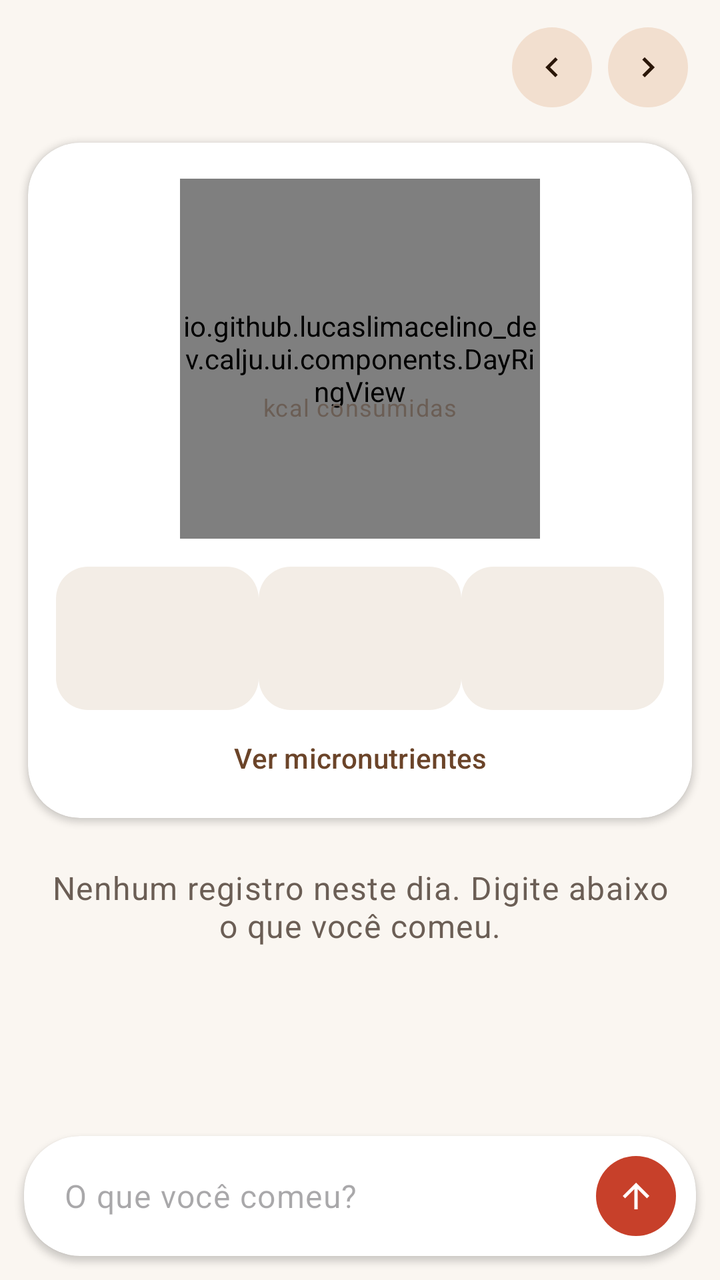
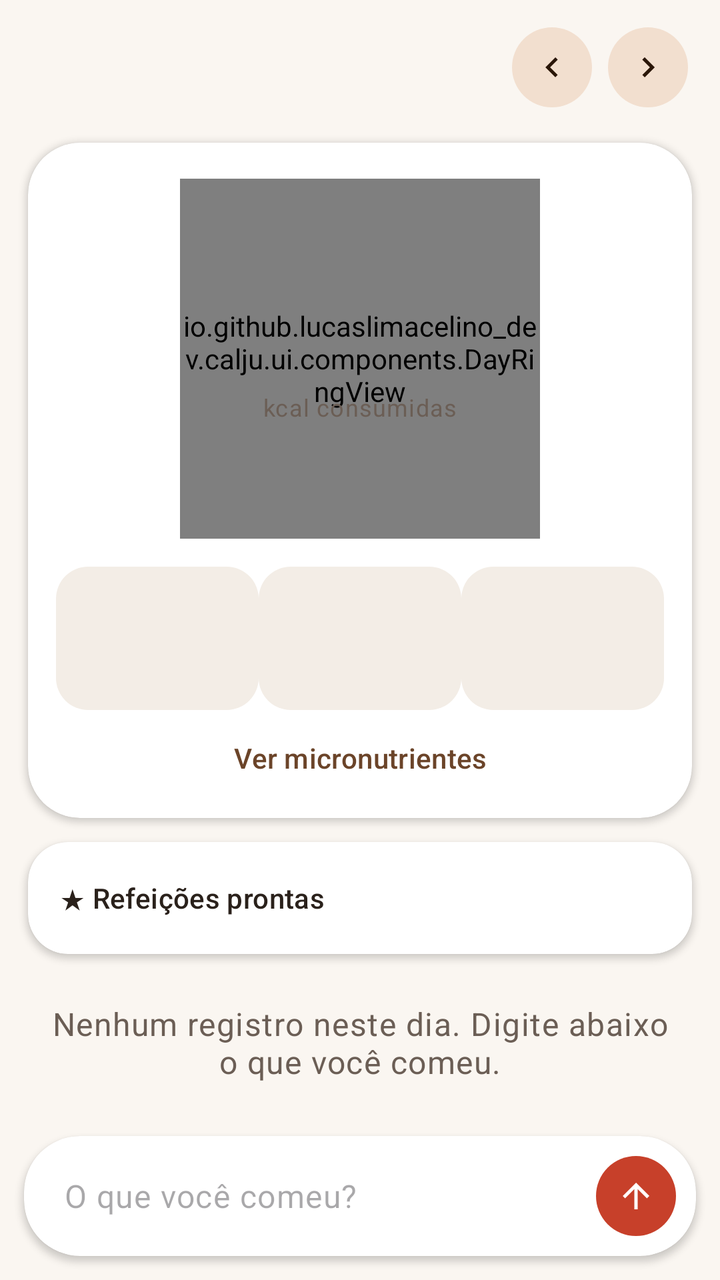

Compare the two renders of this Android layout. The source of the first and the diff that turns it into the second are given below.
<!-- AndroidManifest.xml: application theme Theme.CaLju -->
<!-- res/layout/fragment_diary.xml -->
<?xml version="1.0" encoding="utf-8"?>
<LinearLayout xmlns:android="http://schemas.android.com/apk/res/android"
    xmlns:app="http://schemas.android.com/apk/res-auto"
    android:layout_width="match_parent"
    android:layout_height="match_parent"
    android:orientation="vertical">

    <androidx.coordinatorlayout.widget.CoordinatorLayout
        android:id="@+id/content_area"
        android:layout_width="match_parent"
        android:layout_height="0dp"
        android:layout_weight="1">

        <androidx.core.widget.NestedScrollView
            android:id="@+id/content"
            android:layout_width="match_parent"
            android:layout_height="match_parent"
            android:clipToPadding="false"
            android:paddingBottom="8dp">

            <LinearLayout
                android:layout_width="match_parent"
                android:layout_height="wrap_content"
                android:orientation="vertical">

                <LinearLayout
                    android:layout_width="match_parent"
                    android:layout_height="wrap_content"
                    android:gravity="center_vertical"
                    android:orientation="horizontal"
                    android:paddingStart="20dp"
                    android:paddingTop="8dp"
                    android:paddingEnd="12dp">

                    <LinearLayout
                        android:layout_width="0dp"
                        android:layout_height="wrap_content"
                        android:layout_weight="1"
                        android:orientation="vertical">

                        <TextView
                            android:id="@+id/day_title"
                            android:layout_width="wrap_content"
                            android:layout_height="wrap_content"
                            android:accessibilityHeading="true"
                            android:textAppearance="?attr/textAppearanceHeadlineSmall"
                            android:textStyle="bold" />

                        <TextView
                            android:id="@+id/day_subtitle"
                            android:layout_width="wrap_content"
                            android:layout_height="wrap_content"
                            android:textAppearance="?attr/textAppearanceBodyMedium"
                            android:textColor="?attr/colorOnSurfaceVariant" />

                    </LinearLayout>

                    <com.google.android.material.button.MaterialButton
                        android:id="@+id/previous_day"
                        style="@style/Widget.Material3.Button.IconButton.Filled.Tonal"
                        android:layout_width="48dp"
                        android:layout_height="48dp"
                        android:contentDescription="@string/day_previous"
                        app:icon="@drawable/ic_chevron_left" />

                    <com.google.android.material.button.MaterialButton
                        android:id="@+id/next_day"
                        style="@style/Widget.Material3.Button.IconButton.Filled.Tonal"
                        android:layout_width="48dp"
                        android:layout_height="48dp"
                        android:contentDescription="@string/day_next"
                        app:icon="@drawable/ic_chevron_right" />

                </LinearLayout>

                <com.google.android.material.card.MaterialCardView
                    style="@style/Widget.CaLju.Card"
                    android:layout_width="match_parent"
                    android:layout_height="wrap_content"
                    android:layout_marginHorizontal="14dp"
                    android:layout_marginTop="12dp"
                    app:cardCornerRadius="26dp">

                    <LinearLayout
                        android:layout_width="match_parent"
                        android:layout_height="wrap_content"
                        android:orientation="vertical"
                        android:paddingHorizontal="14dp"
                        android:paddingTop="18dp"
                        android:paddingBottom="6dp">

                        <FrameLayout
                            android:id="@+id/ring_container"
                            android:layout_width="180dp"
                            android:layout_height="180dp"
                            android:layout_gravity="center_horizontal"
                            android:focusable="true">

                            <io.github.lucaslimacelino_dev.calju.ui.components.DayRingView
                                android:id="@+id/ring"
                                android:layout_width="match_parent"
                                android:layout_height="match_parent"
                                android:importantForAccessibility="no" />

                            <LinearLayout
                                android:layout_width="wrap_content"
                                android:layout_height="wrap_content"
                                android:layout_gravity="center"
                                android:gravity="center_horizontal"
                                android:importantForAccessibility="noHideDescendants"
                                android:orientation="vertical">

                                <TextView
                                    android:id="@+id/kcal_value"
                                    android:layout_width="wrap_content"
                                    android:layout_height="wrap_content"
                                    android:fontFeatureSettings="tnum"
                                    android:textAppearance="?attr/textAppearanceDisplaySmall"
                                    android:textColor="?attr/colorOnSurface"
                                    android:textStyle="bold" />

                                <TextView
                                    android:id="@+id/kcal_caption"
                                    android:layout_width="wrap_content"
                                    android:layout_height="wrap_content"
                                    android:text="@string/kcal_consumed"
                                    android:textAppearance="?attr/textAppearanceBodySmall"
                                    android:textColor="?attr/colorOnSurfaceVariant" />

                            </LinearLayout>

                        </FrameLayout>

                        <com.google.android.material.button.MaterialButton
                            android:id="@+id/define_goal"
                            style="@style/Widget.Material3.Button.TonalButton"
                            android:layout_width="wrap_content"
                            android:layout_height="wrap_content"
                            android:layout_gravity="center_horizontal"
                            android:layout_marginTop="8dp"
                            android:text="@string/goals_define"
                            android:visibility="gone" />

                        <LinearLayout
                            android:layout_width="match_parent"
                            android:layout_height="wrap_content"
                            android:layout_marginTop="14dp"
                            android:baselineAligned="false"
                            android:orientation="horizontal">

                            <include
                                android:id="@+id/protein"
                                layout="@layout/view_macro_card"
                                android:layout_width="0dp"
                                android:layout_height="wrap_content"
                                android:layout_weight="1" />

                            <include
                                android:id="@+id/carbohydrate"
                                layout="@layout/view_macro_card"
                                android:layout_width="0dp"
                                android:layout_height="wrap_content"
                                android:layout_weight="1" />

                            <include
                                android:id="@+id/fat"
                                layout="@layout/view_macro_card"
                                android:layout_width="0dp"
                                android:layout_height="wrap_content"
                                android:layout_weight="1" />

                        </LinearLayout>

                        <com.google.android.material.button.MaterialButton
                            android:id="@+id/micronutrients_button"
                            style="@style/Widget.Material3.Button.TextButton"
                            android:layout_width="wrap_content"
                            android:layout_height="wrap_content"
                            android:layout_gravity="center_horizontal"
                            android:text="@string/micronutrients_show" />

                    </LinearLayout>

                </com.google.android.material.card.MaterialCardView>

                <TextView
                    android:id="@+id/empty_state"
                    style="@style/Widget.CaLju.EmptyState"
                    android:layout_gravity="center_horizontal"
                    android:text="@string/diary_empty" />

                <androidx.recyclerview.widget.RecyclerView
                    android:id="@+id/entries"
                    android:layout_width="match_parent"
                    android:layout_height="wrap_content"
                    android:layout_marginTop="6dp"
                    android:nestedScrollingEnabled="false"
                    app:layoutManager="androidx.recyclerview.widget.LinearLayoutManager" />

            </LinearLayout>

        </androidx.core.widget.NestedScrollView>

        <com.google.android.material.card.MaterialCardView
            android:id="@+id/suggestions_card"
            style="@style/Widget.CaLju.Card"
            android:layout_width="match_parent"
            android:layout_height="wrap_content"
            android:layout_gravity="bottom"
            android:layout_marginHorizontal="12dp"
            android:visibility="gone">

            <androidx.recyclerview.widget.RecyclerView
                android:id="@+id/suggestions"
                android:layout_width="match_parent"
                android:layout_height="wrap_content"
                app:layoutManager="androidx.recyclerview.widget.LinearLayoutManager" />

        </com.google.android.material.card.MaterialCardView>

    </androidx.coordinatorlayout.widget.CoordinatorLayout>

    <com.google.android.material.card.MaterialCardView
        android:id="@+id/composer"
        style="@style/Widget.CaLju.Card"
        android:layout_width="match_parent"
        android:layout_height="wrap_content"
        android:layout_margin="12dp"
        app:cardCornerRadius="28dp">

        <LinearLayout
            android:layout_width="match_parent"
            android:layout_height="wrap_content"
            android:gravity="center_vertical"
            android:orientation="horizontal"
            android:paddingVertical="6dp"
            android:paddingStart="20dp"
            android:paddingEnd="6dp">

            <EditText
                android:id="@+id/food_input"
                android:layout_width="0dp"
                android:layout_height="wrap_content"
                android:layout_weight="1"
                android:background="@null"
                android:hint="@string/food_input_hint"
                android:importantForAutofill="no"
                android:imeOptions="actionSend"
                android:inputType="textCapSentences|textNoSuggestions"
                android:minHeight="48dp"
                android:textAppearance="?attr/textAppearanceBodyLarge" />

            <com.google.android.material.button.MaterialButton
                android:id="@+id/send_button"
                style="@style/Widget.CaLju.SendButton"
                android:layout_width="48dp"
                android:layout_height="48dp"
                android:contentDescription="@string/food_input_send"
                app:icon="@drawable/ic_send" />

        </LinearLayout>

    </com.google.android.material.card.MaterialCardView>

</LinearLayout>
<!-- res/layout/view_macro_card.xml (included above) -->
<?xml version="1.0" encoding="utf-8"?>
<LinearLayout xmlns:android="http://schemas.android.com/apk/res/android"
    xmlns:app="http://schemas.android.com/apk/res-auto"
    android:layout_width="match_parent"
    android:layout_height="wrap_content"
    android:layout_marginHorizontal="4dp"
    android:background="@drawable/bg_macro"
    android:gravity="center_horizontal"
    android:orientation="vertical"
    android:paddingHorizontal="10dp"
    android:paddingVertical="12dp">

    <TextView
        android:id="@+id/label"
        android:layout_width="wrap_content"
        android:layout_height="wrap_content"
        android:textAppearance="?attr/textAppearanceLabelMedium"
        android:textColor="?attr/colorOnSurfaceVariant" />

    <TextView
        android:id="@+id/value"
        android:layout_width="wrap_content"
        android:layout_height="wrap_content"
        android:layout_marginTop="2dp"
        android:fontFeatureSettings="tnum"
        android:textAppearance="?attr/textAppearanceTitleLarge"
        android:textStyle="bold" />

    <TextView
        android:id="@+id/goal"
        android:layout_width="wrap_content"
        android:layout_height="wrap_content"
        android:fontFeatureSettings="tnum"
        android:textAppearance="?attr/textAppearanceLabelSmall"
        android:textColor="?attr/colorOnSurfaceVariant"
        android:visibility="gone" />

    <com.google.android.material.progressindicator.LinearProgressIndicator
        android:id="@+id/bar"
        android:layout_width="match_parent"
        android:layout_height="wrap_content"
        android:layout_marginTop="8dp"
        android:importantForAccessibility="no"
        android:max="100"
        android:visibility="gone"
        app:indicatorTrackGapSize="0dp"
        app:trackColor="?attr/colorSurface"
        app:trackCornerRadius="3dp"
        app:trackStopIndicatorSize="0dp"
        app:trackThickness="6dp" />

</LinearLayout>
<!-- resources referenced by this layout -->
<resources>
  <!-- drawable bg_macro (drawable) -->
  <?xml version="1.0" encoding="utf-8"?>
  <shape xmlns:android="http://schemas.android.com/apk/res/android">
      <solid android:color="?attr/colorSurfaceContainer" />
      <corners android:radius="16dp" />
  </shape>
  <!-- drawable ic_chevron_left (drawable) -->
  <vector xmlns:android="http://schemas.android.com/apk/res/android"
      android:width="24dp"
      android:height="24dp"
      android:autoMirrored="true"
      android:viewportWidth="24"
      android:viewportHeight="24">
      <path
          android:fillColor="@android:color/white"
          android:pathData="M15.41,7.41L14,6l-6,6 6,6 1.41,-1.41L10.83,12z" />
  </vector>
  <!-- drawable ic_chevron_right (drawable) -->
  <vector xmlns:android="http://schemas.android.com/apk/res/android"
      android:width="24dp"
      android:height="24dp"
      android:autoMirrored="true"
      android:viewportWidth="24"
      android:viewportHeight="24">
      <path
          android:fillColor="@android:color/white"
          android:pathData="M10,6L8.59,7.41 13.17,12l-4.58,4.59L10,18l6,-6z" />
  </vector>
  <!-- drawable ic_send (drawable) -->
  <vector xmlns:android="http://schemas.android.com/apk/res/android"
      android:width="24dp"
      android:height="24dp"
      android:viewportWidth="24"
      android:viewportHeight="24">
      <path
          android:fillColor="@android:color/white"
          android:pathData="M4,12l1.41,1.41L11,7.83V20h2V7.83l5.58,5.59L20,12l-8,-8 -8,8z" />
  </vector>
  <string name="day_next">Próximo dia</string>
  <string name="day_previous">Dia anterior</string>
  <string name="diary_empty">Nenhum registro neste dia. Digite abaixo o que você comeu.</string>
  <string name="food_input_hint">O que você comeu?</string>
  <string name="food_input_send">Escolher o primeiro alimento sugerido</string>
  <string name="goals_define">Definir meta</string>
  <string name="kcal_consumed">kcal consumidas</string>
  <string name="micronutrients_show">Ver micronutrientes</string>
  <style name="Widget.CaLju.Card" parent="Widget.Material3.CardView.Elevated">
          <item name="cardBackgroundColor">?attr/colorSurface</item>
          <item name="cardCornerRadius">20dp</item>
          <item name="cardElevation">2dp</item>
      </style>
  <style name="Widget.CaLju.SendButton" parent="Widget.Material3.Button.IconButton.Filled">
          <item name="backgroundTint">?attr/colorSecondary</item>
          <item name="iconTint">?attr/colorOnSecondary</item>
      </style>
  <color name="primary">#6B4429</color>
  <color name="on_primary">#FFFFFF</color>
  <color name="primary_container">#F2DFCF</color>
  <color name="on_primary_container">#2A1607</color>
  <color name="secondary">#C7402A</color>
  <color name="on_secondary">#FFFFFF</color>
  <color name="background">#FAF6F1</color>
  <color name="on_surface">#2A211B</color>
  <color name="surface">#FFFFFF</color>
  <color name="on_surface_variant">#6B5E55</color>
  <color name="surface_container">#F3EDE6</color>
  <color name="outline">#E6DDD4</color>
  <color name="error">#B3261E</color>
  <color name="on_error">#FFFFFF</color>
  <color name="inverse_surface">#3A2F28</color>
  <color name="inverse_on_surface">#F7EEE8</color>
  <color name="inverse_primary">#E8BE9C</color>
  <!-- unchanged entries left out for length: 2 -->
</resources>

<!-- the commit's change to res/layout/fragment_diary.xml (unified diff, before → after) -->
@@ -178,6 +178,67 @@
                             android:layout_height="wrap_content"
                             android:layout_gravity="center_horizontal"
                             android:text="@string/micronutrients_show" />
+
+                    </LinearLayout>
+
+                </com.google.android.material.card.MaterialCardView>
+
+                <com.google.android.material.card.MaterialCardView
+                    android:id="@+id/meals_card"
+                    style="@style/Widget.CaLju.Card"
+                    android:layout_width="match_parent"
+                    android:layout_height="wrap_content"
+                    android:layout_marginHorizontal="14dp"
+                    android:layout_marginTop="12dp">
+
+                    <LinearLayout
+                        android:layout_width="match_parent"
+                        android:layout_height="wrap_content"
+                        android:orientation="vertical">
+
+                        <LinearLayout
+                            android:id="@+id/meals_header"
+                            android:layout_width="match_parent"
+                            android:layout_height="wrap_content"
+                            android:background="?attr/selectableItemBackground"
+                            android:gravity="center_vertical"
+                            android:minHeight="56dp"
+                            android:orientation="horizontal"
+                            android:paddingHorizontal="16dp">
+
+                            <TextView
+                                android:layout_width="0dp"
+                                android:layout_height="wrap_content"
+                                android:layout_weight="1"
+                                android:text="@string/meals_title"
+                                android:textAppearance="?attr/textAppearanceTitleSmall" />
+
+                            <TextView
+                                android:id="@+id/meals_count"
+                                android:layout_width="wrap_content"
+                                android:layout_height="wrap_content"
+                                android:textAppearance="?attr/textAppearanceBodyMedium"
+                                android:textColor="?attr/colorOnSurfaceVariant" />
+
+                        </LinearLayout>
+
+                        <LinearLayout
+                            android:id="@+id/meals_list"
+                            android:layout_width="match_parent"
+                            android:layout_height="wrap_content"
+                            android:orientation="vertical"
+                            android:visibility="gone" />
+
+                        <com.google.android.material.button.MaterialButton
+                            android:id="@+id/new_meal"
+                            style="@style/Widget.Material3.Button.TextButton.Icon"
+                            android:layout_width="wrap_content"
+                            android:layout_height="wrap_content"
+                            android:layout_marginStart="8dp"
+                            android:layout_marginBottom="4dp"
+                            android:text="@string/meals_new"
+                            android:visibility="gone"
+                            app:icon="@drawable/ic_add" />
 
                     </LinearLayout>
 
<!-- resource entries referenced after the edit -->
@@ -6,6 +6,16 @@
       <solid android:color="?attr/colorSurfaceContainer" />
       <corners android:radius="16dp" />
   </shape>
+  <!-- drawable ic_add (drawable) -->
+  <vector xmlns:android="http://schemas.android.com/apk/res/android"
+      android:width="24dp"
+      android:height="24dp"
+      android:viewportWidth="24"
+      android:viewportHeight="24">
+      <path
+          android:fillColor="@android:color/white"
+          android:pathData="M19,13h-6v6h-2v-6H5v-2h6V5h2v6h6v2z" />
+  </vector>
   <!-- drawable ic_chevron_left (drawable) -->
   <vector xmlns:android="http://schemas.android.com/apk/res/android"
       android:width="24dp"
@@ -45,6 +55,8 @@
   <string name="food_input_send">Escolher o primeiro alimento sugerido</string>
   <string name="goals_define">Definir meta</string>
   <string name="kcal_consumed">kcal consumidas</string>
+  <string name="meals_new">Nova refeição</string>
+  <string name="meals_title">★ Refeições prontas</string>
   <string name="micronutrients_show">Ver micronutrientes</string>
   <style name="Widget.CaLju.Card" parent="Widget.Material3.CardView.Elevated">
           <item name="cardBackgroundColor">?attr/colorSurface</item>
